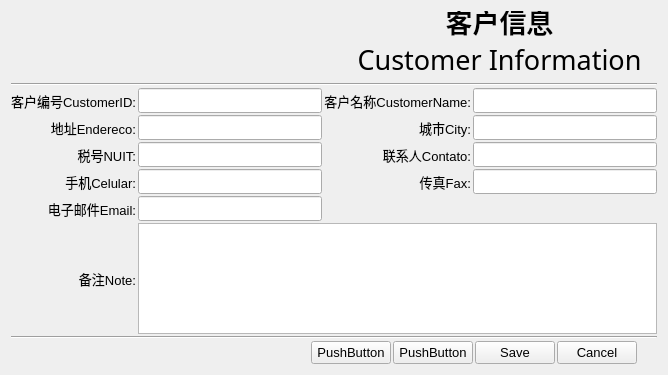
Above: Ui/FormCustomerEdit.ui from golden7602/zion before the change. Below: the same form after it.
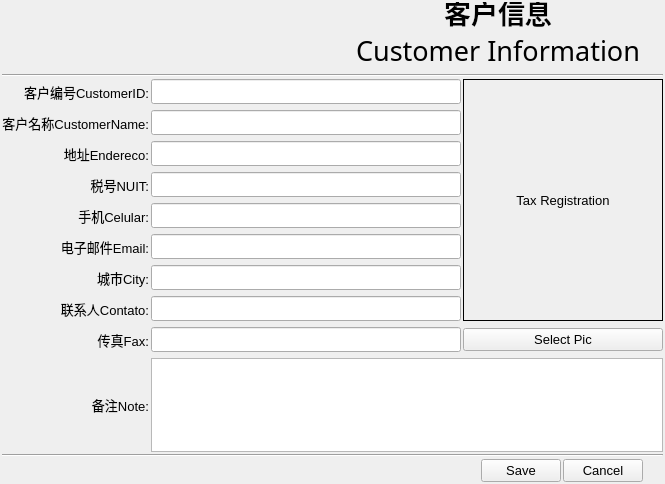
That is the form after the change. Icons and pictures are not drawn.

The edit to the form file:
```diff
--- a/Ui/FormCustomerEdit.ui
+++ b/Ui/FormCustomerEdit.ui
@@ -6,14 +6,14 @@
    <rect>
     <x>0</x>
     <y>0</y>
-    <width>668</width>
-    <height>375</height>
+    <width>665</width>
+    <height>484</height>
    </rect>
   </property>
   <property name="maximumSize">
    <size>
-    <width>668</width>
-    <height>375</height>
+    <width>665</width>
+    <height>484</height>
    </size>
   </property>
   <property name="font">
@@ -29,6 +29,18 @@
    <property name="spacing">
     <number>2</number>
    </property>
+   <property name="leftMargin">
+    <number>2</number>
+   </property>
+   <property name="topMargin">
+    <number>2</number>
+   </property>
+   <property name="rightMargin">
+    <number>2</number>
+   </property>
+   <property name="bottomMargin">
+    <number>2</number>
+   </property>
    <item>
     <layout class="QHBoxLayout" name="horizontalLayout_2">
      <property name="bottomMargin">
@@ -136,28 +148,9 @@
    </item>
    <item>
     <layout class="QGridLayout" name="gridLayout">
-     <item row="1" column="2">
-      <widget class="QLabel" name="label_5">
-       <property name="minimumSize">
-        <size>
-         <width>0</width>
-         <height>25</height>
-        </size>
-       </property>
-       <property name="sizeIncrement">
-        <size>
-         <width>0</width>
-         <height>25</height>
-        </size>
-       </property>
-       <property name="text">
-        <string>城市City:</string>
-       </property>
-       <property name="alignment">
-        <set>Qt::AlignRight|Qt::AlignTrailing|Qt::AlignVCenter</set>
-       </property>
-      </widget>
-     </item>
+     <property name="verticalSpacing">
+      <number>6</number>
+     </property>
      <item row="0" column="0">
       <widget class="QLabel" name="label_13">
        <property name="text">
@@ -168,51 +161,7 @@
        </property>
       </widget>
      </item>
-     <item row="0" column="1">
-      <widget class="QLineEdit" name="fCustomerID">
-       <property name="minimumSize">
-        <size>
-         <width>0</width>
-         <height>25</height>
-        </size>
-       </property>
-       <property name="sizeIncrement">
-        <size>
-         <width>0</width>
-         <height>25</height>
-        </size>
-       </property>
-       <property name="readOnly">
-        <bool>true</bool>
-       </property>
-       <property name="clearButtonEnabled">
-        <bool>true</bool>
-       </property>
-      </widget>
-     </item>
-     <item row="2" column="2">
-      <widget class="QLabel" name="label_11">
-       <property name="minimumSize">
-        <size>
-         <width>0</width>
-         <height>25</height>
-        </size>
-       </property>
-       <property name="sizeIncrement">
-        <size>
-         <width>0</width>
-         <height>25</height>
-        </size>
-       </property>
-       <property name="text">
-        <string>联系人Contato:</string>
-       </property>
-       <property name="alignment">
-        <set>Qt::AlignRight|Qt::AlignTrailing|Qt::AlignVCenter</set>
-       </property>
-      </widget>
-     </item>
-     <item row="0" column="3">
+     <item row="1" column="1">
       <widget class="QLineEdit" name="fCustomerName">
        <property name="minimumSize">
         <size>
@@ -231,8 +180,8 @@
        </property>
       </widget>
      </item>
-     <item row="2" column="3">
-      <widget class="QLineEdit" name="fContato">
+     <item row="4" column="1">
+      <widget class="QLineEdit" name="fCelular">
        <property name="minimumSize">
         <size>
          <width>0</width>
@@ -250,29 +199,7 @@
        </property>
       </widget>
      </item>
-     <item row="1" column="0">
-      <widget class="QLabel" name="label_9">
-       <property name="minimumSize">
-        <size>
-         <width>0</width>
-         <height>25</height>
-        </size>
-       </property>
-       <property name="sizeIncrement">
-        <size>
-         <width>0</width>
-         <height>25</height>
-        </size>
-       </property>
-       <property name="text">
-        <string>地址Endereco:</string>
-       </property>
-       <property name="alignment">
-        <set>Qt::AlignRight|Qt::AlignTrailing|Qt::AlignVCenter</set>
-       </property>
-      </widget>
-     </item>
-     <item row="2" column="0">
+     <item row="3" column="0">
       <widget class="QLabel" name="label_7">
        <property name="minimumSize">
         <size>
@@ -294,29 +221,7 @@
        </property>
       </widget>
      </item>
-     <item row="1" column="1">
-      <widget class="QLineEdit" name="fEndereco">
-       <property name="minimumSize">
-        <size>
-         <width>0</width>
-         <height>25</height>
-        </size>
-       </property>
-       <property name="sizeIncrement">
-        <size>
-         <width>0</width>
-         <height>25</height>
-        </size>
-       </property>
-       <property name="placeholderText">
-        <string/>
-       </property>
-       <property name="clearButtonEnabled">
-        <bool>true</bool>
-       </property>
-      </widget>
-     </item>
-     <item row="0" column="2">
+     <item row="1" column="0">
       <widget class="QLabel" name="label_6">
        <property name="minimumSize">
         <size>
@@ -338,8 +243,49 @@
        </property>
       </widget>
      </item>
+     <item row="9" column="0">
+      <widget class="QLabel" name="label_15">
+       <property name="minimumSize">
+        <size>
+         <width>0</width>
+         <height>25</height>
+        </size>
+       </property>
+       <property name="sizeIncrement">
+        <size>
+         <width>0</width>
+         <height>25</height>
+        </size>
+       </property>
+       <property name="text">
+        <string>备注Note:</string>
+       </property>
+       <property name="alignment">
+        <set>Qt::AlignRight|Qt::AlignTrailing|Qt::AlignVCenter</set>
+       </property>
+      </widget>
+     </item>
+     <item row="5" column="1">
+      <widget class="QLineEdit" name="fEmail">
+       <property name="minimumSize">
+        <size>
+         <width>0</width>
+         <height>25</height>
+        </size>
+       </property>
+       <property name="sizeIncrement">
+        <size>
+         <width>0</width>
+         <height>25</height>
+        </size>
+       </property>
+       <property name="clearButtonEnabled">
+        <bool>true</bool>
+       </property>
+      </widget>
+     </item>
      <item row="2" column="1">
-      <widget class="QLineEdit" name="fNUIT">
+      <widget class="QLineEdit" name="fEndereco">
        <property name="minimumSize">
         <size>
          <width>0</width>
@@ -352,9 +298,15 @@
          <height>25</height>
         </size>
        </property>
+       <property name="placeholderText">
+        <string/>
+       </property>
+       <property name="clearButtonEnabled">
+        <bool>true</bool>
+       </property>
       </widget>
      </item>
-     <item row="1" column="3">
+     <item row="6" column="1">
       <widget class="QLineEdit" name="fCity">
        <property name="minimumSize">
         <size>
@@ -364,10 +316,63 @@
        </property>
       </widget>
      </item>
-     <item row="3" column="0">
-      <widget class="QLabel" name="label_10">
+     <item row="7" column="0">
+      <widget class="QLabel" name="label_11">
+       <property name="minimumSize">
+        <size>
+         <width>0</width>
+         <height>25</height>
+        </size>
+       </property>
+       <property name="sizeIncrement">
+        <size>
+         <width>0</width>
+         <height>25</height>
+        </size>
+       </property>
        <property name="text">
-        <string>手机Celular:</string>
+        <string>联系人Contato:</string>
+       </property>
+       <property name="alignment">
+        <set>Qt::AlignRight|Qt::AlignTrailing|Qt::AlignVCenter</set>
+       </property>
+      </widget>
+     </item>
+     <item row="7" column="1">
+      <widget class="QLineEdit" name="fContato">
+       <property name="minimumSize">
+        <size>
+         <width>0</width>
+         <height>25</height>
+        </size>
+       </property>
+       <property name="sizeIncrement">
+        <size>
+         <width>0</width>
+         <height>25</height>
+        </size>
+       </property>
+       <property name="clearButtonEnabled">
+        <bool>true</bool>
+       </property>
+      </widget>
+     </item>
+     <item row="6" column="0">
+      <widget class="QLabel" name="label_5">
+       <property name="minimumSize">
+        <size>
+         <width>0</width>
+         <height>25</height>
+        </size>
+       </property>
+       <property name="sizeIncrement">
+        <size>
+         <width>0</width>
+         <height>25</height>
+        </size>
+       </property>
+       <property name="text">
+        <string>城市City:</string>
        </property>
        <property name="alignment">
         <set>Qt::AlignRight|Qt::AlignTrailing|Qt::AlignVCenter</set>
@@ -375,7 +380,7 @@
       </widget>
      </item>
      <item row="3" column="1">
-      <widget class="QLineEdit" name="fCelular">
+      <widget class="QLineEdit" name="fNUIT">
        <property name="minimumSize">
         <size>
          <width>0</width>
@@ -388,12 +393,9 @@
          <height>25</height>
         </size>
        </property>
-       <property name="clearButtonEnabled">
-        <bool>true</bool>
-       </property>
       </widget>
      </item>
-     <item row="3" column="2">
+     <item row="8" column="0">
       <widget class="QLabel" name="label_16">
        <property name="minimumSize">
         <size>
@@ -415,8 +417,8 @@
        </property>
       </widget>
      </item>
-     <item row="3" column="3">
-      <widget class="QLineEdit" name="fFax">
+     <item row="0" column="1">
+      <widget class="QLineEdit" name="fCustomerID">
        <property name="minimumSize">
         <size>
          <width>0</width>
@@ -429,24 +431,8 @@
          <height>25</height>
         </size>
        </property>
-       <property name="clearButtonEnabled">
+       <property name="readOnly">
         <bool>true</bool>
-       </property>
-      </widget>
-     </item>
-     <item row="4" column="1">
-      <widget class="QLineEdit" name="fEmail">
-       <property name="minimumSize">
-        <size>
-         <width>0</width>
-         <height>25</height>
-        </size>
-       </property>
-       <property name="sizeIncrement">
-        <size>
-         <width>0</width>
-         <height>25</height>
-        </size>
        </property>
        <property name="clearButtonEnabled">
         <bool>true</bool>
@@ -454,6 +440,38 @@
       </widget>
      </item>
      <item row="4" column="0">
+      <widget class="QLabel" name="label_10">
+       <property name="text">
+        <string>手机Celular:</string>
+       </property>
+       <property name="alignment">
+        <set>Qt::AlignRight|Qt::AlignTrailing|Qt::AlignVCenter</set>
+       </property>
+      </widget>
+     </item>
+     <item row="2" column="0">
+      <widget class="QLabel" name="label_9">
+       <property name="minimumSize">
+        <size>
+         <width>0</width>
+         <height>25</height>
+        </size>
+       </property>
+       <property name="sizeIncrement">
+        <size>
+         <width>0</width>
+         <height>25</height>
+        </size>
+       </property>
+       <property name="text">
+        <string>地址Endereco:</string>
+       </property>
+       <property name="alignment">
+        <set>Qt::AlignRight|Qt::AlignTrailing|Qt::AlignVCenter</set>
+       </property>
+      </widget>
+     </item>
+     <item row="5" column="0">
       <widget class="QLabel" name="label_20">
        <property name="minimumSize">
         <size>
@@ -475,8 +493,8 @@
        </property>
       </widget>
      </item>
-     <item row="5" column="0">
-      <widget class="QLabel" name="label_15">
+     <item row="8" column="1">
+      <widget class="QLineEdit" name="fFax">
        <property name="minimumSize">
         <size>
          <width>0</width>
@@ -489,15 +507,12 @@
          <height>25</height>
         </size>
        </property>
-       <property name="text">
-        <string>备注Note:</string>
-       </property>
-       <property name="alignment">
-        <set>Qt::AlignRight|Qt::AlignTrailing|Qt::AlignVCenter</set>
+       <property name="clearButtonEnabled">
+        <bool>true</bool>
        </property>
       </widget>
      </item>
-     <item row="5" column="1" colspan="3">
+     <item row="9" column="1" colspan="2">
       <widget class="QTextEdit" name="fNote">
        <property name="minimumSize">
         <size>
@@ -507,6 +522,32 @@
        </property>
       </widget>
      </item>
+     <item row="0" column="2" rowspan="8">
+      <widget class="QLabel" name="label_Tax_Registration">
+       <property name="minimumSize">
+        <size>
+         <width>200</width>
+         <height>0</height>
+        </size>
+       </property>
+       <property name="styleSheet">
+        <string notr="true">border-width: 0.7px;border-style: solid</string>
+       </property>
+       <property name="text">
+        <string>Tax Registration</string>
+       </property>
+       <property name="alignment">
+        <set>Qt::AlignCenter</set>
+       </property>
+      </widget>
+     </item>
+     <item row="8" column="2">
+      <widget class="QPushButton" name="btn_SelectPic">
+       <property name="text">
+        <string>Select Pic</string>
+       </property>
+      </widget>
+     </item>
     </layout>
    </item>
    <item>
@@ -531,20 +572,6 @@
        </property>
       </spacer>
      </item>
-     <item>
-      <widget class="QPushButton" name="butPDF">
-       <property name="text">
-        <string>PushButton</string>
-       </property>
-      </widget>
-     </item>
-     <item>
-      <widget class="QPushButton" name="butPrint">
-       <property name="text">
-        <string>PushButton</string>
-       </property>
-      </widget>
-     </item>
      <item>
       <widget class="QPushButton" name="butSave">
        <property name="text">
```
